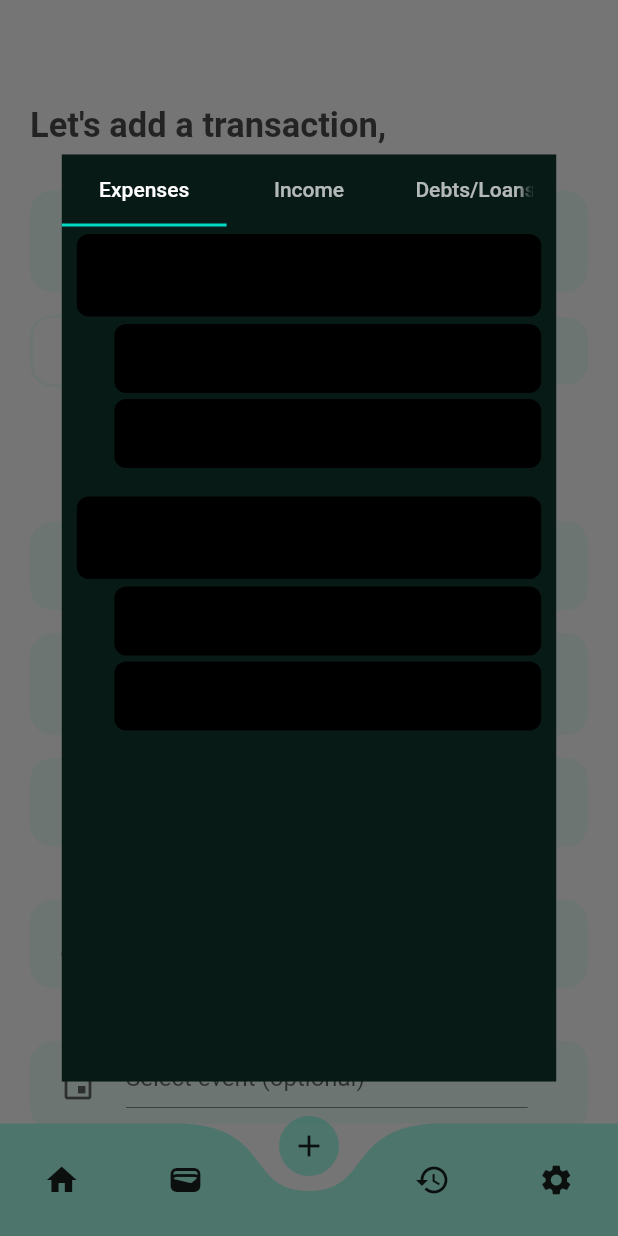
After one commit to movinsilva/money_manager, a Flutter app: the HomePage screen opened by its route, item 3 of the bottom bar chosen, after a tap on "Select Category", on a phone screen of 412 x 824 dp. The commit adds this screen. Run offline on Flutter 3.47's test engine with Material 2 defaults, Android fonts, the phone set to English and light mode, and no system bars; drawn by our look-alikes of curved_navigation_bar; our stand-ins replace fl_chart, local_auth, sqflite; accounts and stored records are empty.

Commit message:
categories popup card created

```diff
--- a/lib/pages/add_transaction.dart
+++ b/lib/pages/add_transaction.dart
@@ -1,4 +1,6 @@
 import 'package:flutter/material.dart';
+import 'package:money_manager/pages/categories_popup_card.dart';
+import 'package:money_manager/utilities/hero_dialog_route.dart';
 import 'package:money_manager/utilities/my_themes.dart';
 
 class AddTransaction extends StatelessWidget {
@@ -10,6 +12,9 @@ class AddTransaction extends StatelessWidget {
     Color themeColor = Theme.of(context).scaffoldBackgroundColor;
     Color mainColor = Theme.of(context).colorScheme.onBackground;
     Color txtColor = mainColor.withOpacity(0.6);
+
+    /// Tag-value used for the add todo popup button.
+    const String _heroCategorySelection = 'add-category-hero';
 
     double width = MediaQuery.of(context).size.width;
 
@@ -88,7 +93,16 @@ class AddTransaction extends StatelessWidget {
 
 
             SizedBox(height: 15,),
-            Container(
+            GestureDetector(
+              onTap: (){
+                Navigator.of(context).push(HeroDialogRoute(builder: (context) {
+                  return const CategoriesPopupCard(
+                  );
+                }));
+              },
+              child: Hero(
+                tag: _heroCategorySelection,
+                child: Container(
                   padding: const EdgeInsets.symmetric(horizontal: 20, vertical: 15),
                   decoration: BoxDecoration(
                       borderRadius: BorderRadius.circular(15),
@@ -98,14 +112,17 @@ class AddTransaction extends StatelessWidget {
                     children: [
                       Icon(Icons.category_outlined, color: txtColor,),
                       SizedBox(width: 20,),
-                  Column(
+                      Expanded(
+                        child: Column(
                           crossAxisAlignment: CrossAxisAlignment.start,
                           children: [
-                      Text("Select Category",
+                            DefaultTextStyle(
                               style: TextStyle(
                                 color: txtColor,
                                 fontSize: 16,
-                        ),),
+                              ),
+                              child: Text("Select Category",)
+                            ),
                             Container(
                               margin: const EdgeInsets.only(top: 10),
                               height: 0.5,
@@ -113,8 +130,11 @@ class AddTransaction extends StatelessWidget {
                               color: txtColor,
                             )
                           ],
+                        ),
                       )
                     ],
+                  ),
+                ),
               ),
             ),
 
--- /dev/null
+++ b/lib/pages/categories_popup_card.dart
@@ -0,0 +1,117 @@
+import 'package:flutter/material.dart';
+
+import '../utilities/my_themes.dart';
+
+
+class CategoriesPopupCard extends StatefulWidget {
+  const CategoriesPopupCard({Key? key}) : super(key: key);
+
+  @override
+  State<CategoriesPopupCard> createState() => _CategoriesPopupCardState();
+}
+
+class _CategoriesPopupCardState extends State<CategoriesPopupCard> with TickerProviderStateMixin {
+  @override
+  Widget build(BuildContext context) {
+
+    TabController _tabController = TabController(length: 3, vsync: this);
+    Size size = MediaQuery.of(context).size;
+
+    return Center(
+      child: Hero(
+        tag: "add-category-hero",
+        child: SingleChildScrollView(
+          child: Container(
+            height: size.height*0.75,
+            width: size.width*0.8,
+            decoration: BoxDecoration(
+              color: Colors.black,
+            ),
+            child: Material(
+              color: MyThemes.tColor.withOpacity(0.1),
+              child: Column(
+                children: [
+                  TabBar(
+                    controller: _tabController,
+                    tabs: [
+                      Tab(
+                        text: "Expenses",
+                      ),
+                      Tab(
+                        text: "Income",
+                      ),
+                      Tab(
+                        text: "Debts/Loans",
+                      )
+                    ],
+                  ),
+                  Expanded(
+                    child: TabBarView(controller: _tabController, children: [
+                      tabItem(),
+                      Text("tab 2"),
+                      Text("tab 3"),
+                    ]),
+                  )
+                ],
+              ),
+            ),
+          ),
+        ),
+      ),
+    );
+  }
+
+  Widget tabItem() {
+    return ListView.builder(
+        itemCount: 2,
+        itemBuilder: (context, index) {
+      return Column(
+        children: [
+          Container(
+            margin: const EdgeInsets.symmetric(vertical: 5, horizontal: 10),
+            padding: const EdgeInsets.symmetric(vertical: 10, horizontal: 15),
+            decoration: BoxDecoration(
+              borderRadius: BorderRadius.circular(8),
+              color: Colors.black
+            ),
+            child: Row(
+              children: [
+                Icon(Icons.fastfood_outlined,
+                size: 35,),
+                SizedBox(
+                  width: 15,
+                ),
+                Text("Foods and Beverages"),
+              ],
+            ),
+          ),
+          ListView.builder(
+            shrinkWrap: true,
+              itemCount: 2,
+              itemBuilder: (context, index){
+                return Container(
+                  margin: const EdgeInsets.only(left: 35, right: 10, bottom: 4),
+                  padding: const EdgeInsets.symmetric(vertical: 8, horizontal: 15),
+                  decoration: BoxDecoration(
+                      borderRadius: BorderRadius.circular(8),
+                      color: Colors.black
+                  ),
+                  child: Row(
+                    children: [
+                      Icon(Icons.local_drink,
+                        size: 30,),
+                      SizedBox(
+                        width: 15,
+                      ),
+                      Text("Foods and Beverages"),
+                    ],
+                  ),
+                );
+              }),
+          SizedBox(height: 10,),
+        ],
+      );
+    });
+  }
+
+}
--- /dev/null
+++ b/lib/utilities/hero_dialog_route.dart
@@ -0,0 +1,50 @@
+import 'dart:ui';
+
+import 'package:flutter/material.dart';
+
+/// {@template hero_dialog_route}
+/// Custom [PageRoute] that creates an overlay dialog (popup effect).
+///
+/// Best used with a [Hero] animation.
+/// {@endtemplate}
+class HeroDialogRoute<T> extends PageRoute<T> {
+  /// {@macro hero_dialog_route}
+  HeroDialogRoute({
+    required WidgetBuilder builder,
+    RouteSettings? settings,
+    bool fullscreenDialog = false,
+  })  : _builder = builder,
+        super(settings: settings, fullscreenDialog: fullscreenDialog);
+
+  final WidgetBuilder _builder;
+
+  @override
+  bool get opaque => false;
+
+  @override
+  bool get barrierDismissible => true;
+
+  @override
+  Duration get transitionDuration => const Duration(milliseconds: 300);
+
+  @override
+  bool get maintainState => true;
+
+  @override
+  Color get barrierColor => Colors.black54;
+
+  @override
+  Widget buildTransitions(BuildContext context, Animation<double> animation,
+      Animation<double> secondaryAnimation, Widget child) {
+    return child;
+  }
+
+  @override
+  Widget buildPage(BuildContext context, Animation<double> animation,
+      Animation<double> secondaryAnimation) {
+    return _builder(context);
+  }
+
+  @override
+  String get barrierLabel => 'Popup dialog open';
+}
```
Lines whose indentation alone changed are shown as unchanged.
